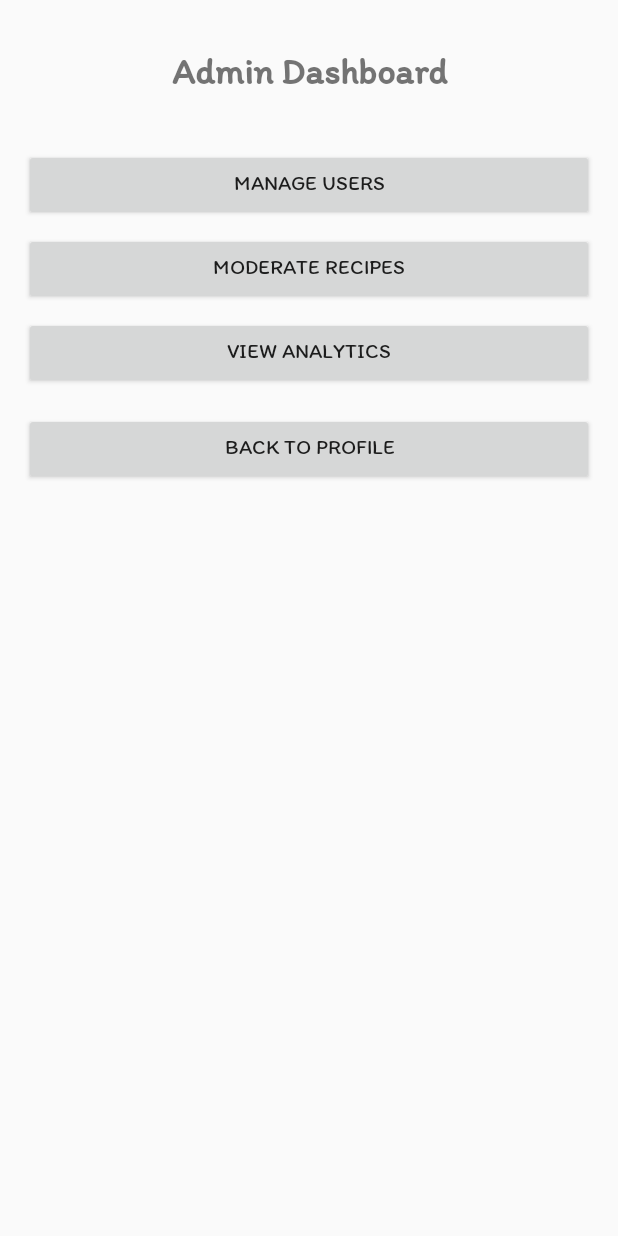
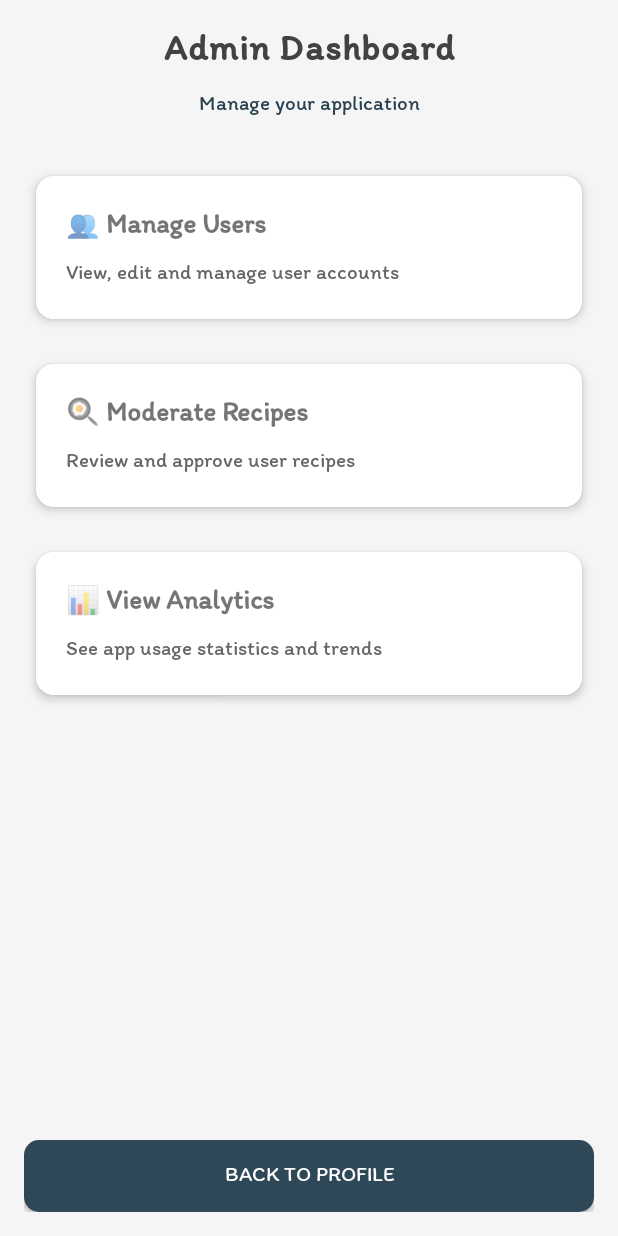
Before and after one commit to HaykAsatryanArm/UtemQez, an Android app: the AdminDashboardActivity screen opened directly, with no data from a screen before it, on a phone screen of 412 x 824 dp. Run offline under Robolectric (Android 15) with nearby library versions, the phone set to English and light mode, and no system bars; our stand-ins replace Firebase (no records; nobody signed in at launch, a user with empty details on screens opened directly); 1 statement that could not run was skipped.

Commit message:
Admin Panel styles

```diff
--- a/app/build.gradle.kts
+++ b/app/build.gradle.kts
@@ -55,6 +55,7 @@ dependencies {
     implementation(libs.firebase.auth.v2200)
     implementation(libs.appcompat.v141)
     implementation(libs.material.v150)
+    implementation(libs.material)
     implementation(libs.constraintlayout.v213)
     implementation(libs.glide)
     annotationProcessor(libs.compiler)
--- a/app/src/main/java/com/haykasatryan/utemqez/AdminDashboardActivity.java
+++ b/app/src/main/java/com/haykasatryan/utemqez/AdminDashboardActivity.java
@@ -2,22 +2,21 @@ package com.haykasatryan.utemqez;
 
 import android.content.Intent;
 import android.os.Bundle;
-import android.util.Log;
-import android.view.View;
 import android.widget.Button;
+import android.widget.LinearLayout;
 import android.widget.TextView;
 import android.widget.Toast;
 import androidx.appcompat.app.AppCompatActivity;
 import com.google.firebase.auth.FirebaseAuth;
 import com.google.firebase.firestore.FirebaseFirestore;
-import com.google.firebase.firestore.QueryDocumentSnapshot;
 
 public class AdminDashboardActivity extends AppCompatActivity {
 
     private FirebaseAuth mAuth;
     private FirebaseFirestore db;
     private TextView adminTitle;
-    private Button btnManageUsers, btnModerateRecipes, btnViewAnalytics, btnBack;
+    private LinearLayout btnManageUsers, btnModerateRecipes, btnViewAnalytics;
+    private Button btnBack;
 
     @Override
     protected void onCreate(Bundle savedInstanceState) {
@@ -39,17 +38,24 @@ public class AdminDashboardActivity extends AppCompatActivity {
             String userId = mAuth.getCurrentUser().getUid();
             db.collection("users").document(userId).get()
                     .addOnSuccessListener(documentSnapshot -> {
-                        Boolean isAdmin = documentSnapshot.getBoolean("isAdmin");
-                        if (isAdmin != null && isAdmin) {
-                            adminTitle.setText("Admin Dashboard");
+                        if (documentSnapshot.exists()) {
+                            Boolean isAdmin = documentSnapshot.getBoolean("isAdmin");
+                            if (isAdmin != null && isAdmin) {
+                                adminTitle.setText("Admin Dashboard");
+                            } else {
+                                Toast.makeText(this, "Access denied: Not an admin", Toast.LENGTH_LONG).show();
+                                startActivity(new Intent(this, ProfileActivity.class));
+                                finish();
+                            }
                         } else {
-                            Toast.makeText(this, "Access denied: Not an admin", Toast.LENGTH_LONG).show();
+                            Toast.makeText(this, "User data not found", Toast.LENGTH_LONG).show();
                             startActivity(new Intent(this, ProfileActivity.class));
                             finish();
                         }
                     })
                     .addOnFailureListener(e -> {
-                        Toast.makeText(this, "Error checking admin status", Toast.LENGTH_SHORT).show();
+                        Toast.makeText(this, "Error checking admin status: " + e.getMessage(), Toast.LENGTH_SHORT).show();
+                        startActivity(new Intent(this, ProfileActivity.class));
                         finish();
                     });
         } else {
--- /dev/null
+++ b/app/src/main/res/drawable/button_background_light.xml
@@ -0,0 +1,5 @@
+<?xml version="1.0" encoding="utf-8"?>
+<shape xmlns:android="http://schemas.android.com/apk/res/android">
+    <solid android:color="@color/white" />
+    <corners android:radius="10dp" />
+</shape>
--- a/app/src/main/res/layout/activity_admin_dashboard.xml
+++ b/app/src/main/res/layout/activity_admin_dashboard.xml
@@ -1,52 +1,169 @@
 <?xml version="1.0" encoding="utf-8"?>
 <androidx.constraintlayout.widget.ConstraintLayout xmlns:android="http://schemas.android.com/apk/res/android"
     xmlns:app="http://schemas.android.com/apk/res-auto"
+    xmlns:tools="http://schemas.android.com/tools"
     android:id="@+id/main"
     android:layout_width="match_parent"
     android:layout_height="match_parent"
+    android:background="#F5F5F5"
     android:padding="16dp">
 
+    <!-- Header -->
     <TextView
         android:id="@+id/adminTitle"
         android:layout_width="match_parent"
         android:layout_height="wrap_content"
+        android:gravity="center"
+        android:letterSpacing="0.03"
+        android:paddingBottom="8dp"
         android:text="Admin Dashboard"
+        android:textColor="@color/cardview_dark_background"
         android:textSize="24sp"
         android:textStyle="bold"
+        app:layout_constraintTop_toTopOf="parent"
+        app:layout_constraintBottom_toTopOf="@id/sub"
+        tools:ignore="MissingConstraints" />
+
+    <TextView
+        android:id="@+id/sub"
+        app:layout_constraintTop_toBottomOf="@id/adminTitle"
+        android:layout_width="match_parent"
+        android:layout_height="wrap_content"
         android:gravity="center"
-        android:padding="16dp"
-        app:layout_constraintTop_toTopOf="parent" />
+        android:text="Manage your application"
+        android:textColor="@color/dark"
+        android:textSize="14sp"
+        tools:ignore="MissingConstraints" />
 
-    <Button
+    <!-- Options Column -->
+    <LinearLayout
+        android:layout_width="match_parent"
+        android:layout_height="0dp"
+        android:layout_marginTop="48dp"
+        android:orientation="vertical"
+        app:layout_constraintBottom_toTopOf="@id/btnBack"
+        app:layout_constraintTop_toBottomOf="@id/adminTitle">
+
+        <!-- Manage Users Button -->
+        <androidx.cardview.widget.CardView
+            android:layout_width="match_parent"
+            android:layout_height="wrap_content"
+            android:layout_marginBottom="10dp"
+            app:cardBackgroundColor="@android:color/white"
+            app:cardCornerRadius="12dp"
+            app:cardElevation="4dp"
+            app:cardUseCompatPadding="true">
+
+            <LinearLayout
                 android:id="@+id/btnManageUsers"
                 android:layout_width="match_parent"
                 android:layout_height="wrap_content"
-        android:text="Manage Users"
-        android:layout_marginTop="16dp"
-        app:layout_constraintTop_toBottomOf="@id/adminTitle" />
+                android:background="@drawable/button_background_light"
+                android:clickable="true"
+                android:focusable="true"
+                android:orientation="vertical"
+                android:padding="20dp">
 
-    <Button
+                <TextView
+                    android:layout_width="match_parent"
+                    android:layout_height="wrap_content"
+                    android:text="👥 Manage Users"
+                    android:textSize="18sp"
+                    android:textStyle="bold" />
+
+                <TextView
+                    android:layout_width="match_parent"
+                    android:layout_height="wrap_content"
+                    android:layout_marginTop="8dp"
+                    android:text="View, edit and manage user accounts"
+                    android:textColor="#666666"
+                    android:textSize="14sp" />
+            </LinearLayout>
+        </androidx.cardview.widget.CardView>
+
+        <!-- Moderate Recipes Button -->
+        <androidx.cardview.widget.CardView
+            android:layout_width="match_parent"
+            android:layout_height="wrap_content"
+            android:layout_marginBottom="10dp"
+            app:cardBackgroundColor="@android:color/white"
+            app:cardCornerRadius="12dp"
+            app:cardElevation="4dp"
+            app:cardUseCompatPadding="true">
+
+            <LinearLayout
                 android:id="@+id/btnModerateRecipes"
                 android:layout_width="match_parent"
                 android:layout_height="wrap_content"
-        android:text="Moderate Recipes"
+                android:background="@drawable/button_background_light"
+                android:clickable="true"
+                android:focusable="true"
+                android:orientation="vertical"
+                android:padding="20dp">
+
+                <TextView
+                    android:layout_width="match_parent"
+                    android:layout_height="wrap_content"
+                    android:text="🍳 Moderate Recipes"
+                    android:textSize="18sp"
+                    android:textStyle="bold" />
+
+                <TextView
+                    android:layout_width="match_parent"
+                    android:layout_height="wrap_content"
                     android:layout_marginTop="8dp"
-        app:layout_constraintTop_toBottomOf="@id/btnManageUsers" />
+                    android:text="Review and approve user recipes"
+                    android:textColor="#666666"
+                    android:textSize="14sp" />
+            </LinearLayout>
+        </androidx.cardview.widget.CardView>
 
-    <Button
+        <!-- View Analytics Button -->
+        <androidx.cardview.widget.CardView
+            android:layout_width="match_parent"
+            android:layout_height="wrap_content"
+            android:layout_marginBottom="10dp"
+            app:cardBackgroundColor="@android:color/white"
+            app:cardCornerRadius="12dp"
+            app:cardElevation="4dp"
+            app:cardUseCompatPadding="true">
+
+            <LinearLayout
                 android:id="@+id/btnViewAnalytics"
                 android:layout_width="match_parent"
                 android:layout_height="wrap_content"
-        android:text="View Analytics"
+                android:background="@drawable/button_background_light"
+                android:clickable="true"
+                android:focusable="true"
+                android:orientation="vertical"
+                android:padding="20dp">
+
+                <TextView
+                    android:layout_width="match_parent"
+                    android:layout_height="wrap_content"
+                    android:text="📊 View Analytics"
+                    android:textSize="18sp"
+                    android:textStyle="bold" />
+
+                <TextView
+                    android:layout_width="match_parent"
+                    android:layout_height="wrap_content"
                     android:layout_marginTop="8dp"
-        app:layout_constraintTop_toBottomOf="@id/btnModerateRecipes" />
+                    android:text="See app usage statistics and trends"
+                    android:textColor="#666666"
+                    android:textSize="14sp" />
+            </LinearLayout>
+        </androidx.cardview.widget.CardView>
+    </LinearLayout>
 
+    <!-- Back Button -->
     <Button
         android:id="@+id/btnBack"
+        style="@style/Widget.App.Button"
         android:layout_width="match_parent"
         android:layout_height="wrap_content"
+        android:layout_marginTop="16dp"
         android:text="Back to Profile"
-        android:layout_marginTop="16dp"
-        app:layout_constraintTop_toBottomOf="@id/btnViewAnalytics" />
-
+        android:textColor="#ffffff"
+        app:layout_constraintBottom_toBottomOf="parent" />
 </androidx.constraintlayout.widget.ConstraintLayout>
--- a/app/src/main/res/values/themes.xml
+++ b/app/src/main/res/values/themes.xml
@@ -1,6 +1,12 @@
 <resources xmlns:tools="http://schemas.android.com/tools">
     <style name="Base.Theme.UtemQez" parent="Theme.AppCompat.Light.NoActionBar">
         <item name="android:fontFamily">@font/itim</item>
+        <item name="android:buttonStyle">@style/Widget.App.Button</item>
+    </style>
+
+    <!-- Custom button style -->
+    <style name="Widget.App.Button" parent="Widget.AppCompat.Button">
+        <item name="android:background">@drawable/button_background</item>
     </style>
 
     <style name="Theme.UtemQez" parent="Base.Theme.UtemQez" />
```
Lines whose indentation alone changed are shown as unchanged.
